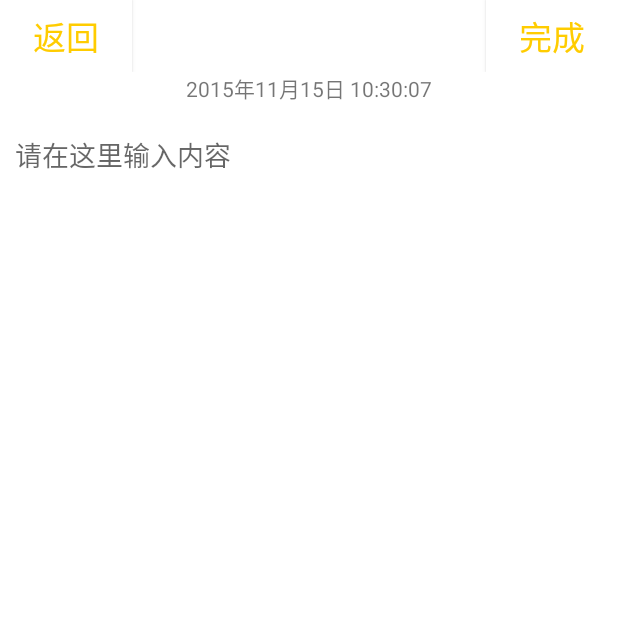
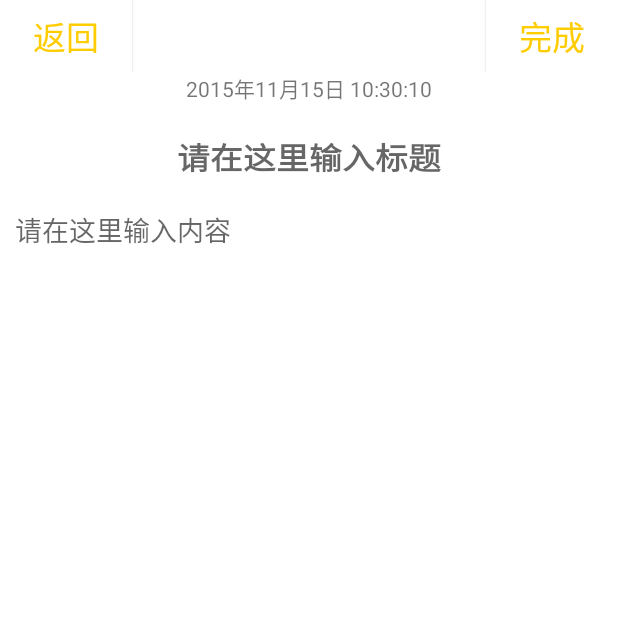
Before and after one commit to ITEC-ELWG/iOS-Study, an Android app: the NoteNew screen opened directly, with no data from a screen before it, on a phone screen of 412 x 824 dp, the top half of it. Run offline under Robolectric (Android 15) with nearby library versions, the phone set to English and light mode, and no system bars.

Commit message:
【Android简易笔记本应用】添加了笔记标题并完善了部分细节

```diff
--- a/Task-1/wangyuanhan/YXnote/app/src/main/java/com/yx/yxnote/NoteAdapter.java
+++ b/Task-1/wangyuanhan/YXnote/app/src/main/java/com/yx/yxnote/NoteAdapter.java
@@ -33,7 +33,7 @@ public class NoteAdapter extends ArrayAdapter<Note> {
 
             view = LayoutInflater.from(getContext()).inflate(resourceID, null);
             view_holder = new ViewHolder();
-            view_holder.note_content = (TextView) view.findViewById(R.id.textview_note_content);
+            view_holder.note_title = (TextView) view.findViewById(R.id.textview_note_title);
             view.setTag(view_holder);
         } else {
 
@@ -41,12 +41,12 @@ public class NoteAdapter extends ArrayAdapter<Note> {
             view_holder = (ViewHolder) view.getTag();
         }
 
-        view_holder.note_content.setText(note.getContent());
+        view_holder.note_title.setText(note.getTitle());
         return view;
     }
 
     class ViewHolder {
 
-        TextView note_content;
+        TextView note_title;
     }
 }
--- a/Task-1/wangyuanhan/YXnote/app/src/main/java/com/yx/yxnote/NoteDB.java
+++ b/Task-1/wangyuanhan/YXnote/app/src/main/java/com/yx/yxnote/NoteDB.java
@@ -11,6 +11,7 @@ public class NoteDB extends SQLiteOpenHelper{
 
     public static final String TABLE_NAME = "note";
     public static final String ID = "_id";
+    public static final String TITLE = "title";
     public static final String CONTENT = "content";
     public static final String TIME = "time";
 
@@ -24,6 +25,7 @@ public class NoteDB extends SQLiteOpenHelper{
 
         db.execSQL("CREATE TABLE " + TABLE_NAME + " ("
                 + ID + " INTEGER PRIMARY KEY AUTOINCREMENT, "
+                + TITLE + " TEXT NOT NULL, "
                 + CONTENT + " TEXT NOT NULL, "
                 + TIME + " TEXT NOT NULL);");
 
--- a/Task-1/wangyuanhan/YXnote/app/src/main/res/layout/layout_note.xml
+++ b/Task-1/wangyuanhan/YXnote/app/src/main/res/layout/layout_note.xml
@@ -4,7 +4,7 @@
     android:layout_height="match_parent">
 
     <TextView
-        android:id="@+id/textview_note_content"
+        android:id="@+id/textview_note_title"
         android:layout_width="wrap_content"
         android:layout_height="wrap_content"
         android:layout_gravity="center"
--- a/Task-1/wangyuanhan/YXnote/app/src/main/res/layout/layout_note_new.xml
+++ b/Task-1/wangyuanhan/YXnote/app/src/main/res/layout/layout_note_new.xml
@@ -49,6 +49,20 @@
             android:text="0000/0/00 00:00:00"/>
 
         <EditText
+            android:id="@+id/edittext_note_new_title"
+            android:layout_width="match_parent"
+            android:layout_height="wrap_content"
+            android:gravity="center"
+            android:layout_marginTop="20dp"
+            android:layout_marginLeft="70dp"
+            android:layout_marginRight="70dp"
+            android:hint="请在这里输入标题"
+            android:textScaleX="1.1"
+            android:textSize="20dp"
+            android:background="#FFFFFF"
+            android:textStyle="bold"/>
+
+        <EditText
             android:id="@+id/edittext_note_new_content"
             android:layout_width="match_parent"
             android:layout_height="wrap_content"
```
Also changed, not shown: Task-1/wangyuanhan/YXnote/app/src/main/java/com/yx/yxnote/MainActivity.java (+5 -4 lines), Task-1/wangyuanhan/YXnote/app/src/main/java/com/yx/yxnote/Note.java (+5 -5 lines), Task-1/wangyuanhan/YXnote/app/src/main/java/com/yx/yxnote/NoteNew.java (+16 -2 lines), Task-1/wangyuanhan/YXnote/app/src/main/java/com/yx/yxnote/NoteView.java (+55 -5 lines), Task-1/wangyuanhan/YXnote/app/src/main/res/layout/layout_note_view.xml (+13 -0 lines).
